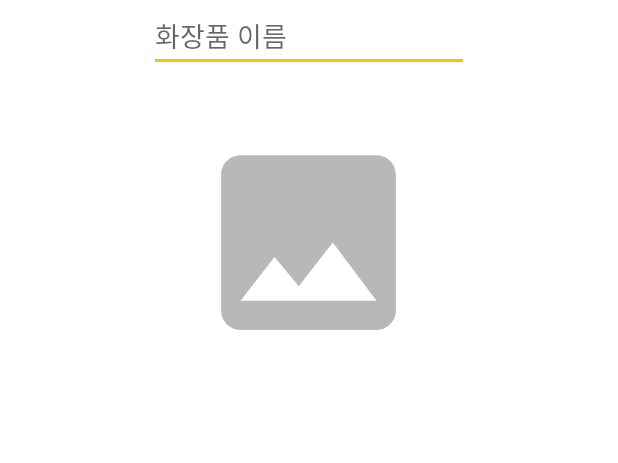
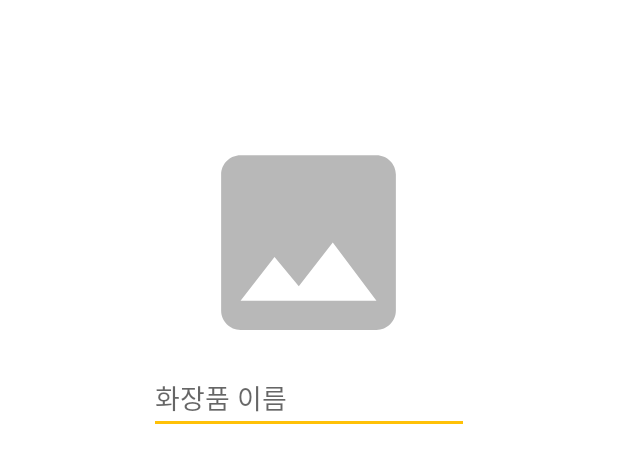
Before and after one commit to hongchopper/SwuMakeUpShot, an Android app: the layout sub.xml on its own in the app's theme, with its tools: preview values and no code run, on a phone screen of 412 x 824 dp. Shown: the top 463 px of the screen. Run offline under Robolectric (Android 15) with nearby library versions, the phone set to English and light mode, and no system bars.

Commit message:
Android 0927 front

```diff
--- a/app/src/main/res/layout/sub.xml
+++ b/app/src/main/res/layout/sub.xml
@@ -20,12 +20,13 @@
         android:id="@+id/editTextTextPersonName"
         android:layout_width="wrap_content"
         android:layout_height="wrap_content"
+        android:layout_marginTop="2dp"
         android:ems="10"
+        android:hint="화장품 이름"
         android:inputType="textPersonName"
-        android:hint="화장품 이름"
         app:layout_constraintEnd_toEndOf="parent"
         app:layout_constraintStart_toStartOf="parent"
-        tools:layout_editor_absoluteY="237dp" />
+        app:layout_constraintTop_toBottomOf="@+id/imageView" />
 
 
 </androidx.constraintlayout.widget.ConstraintLayout>
```
